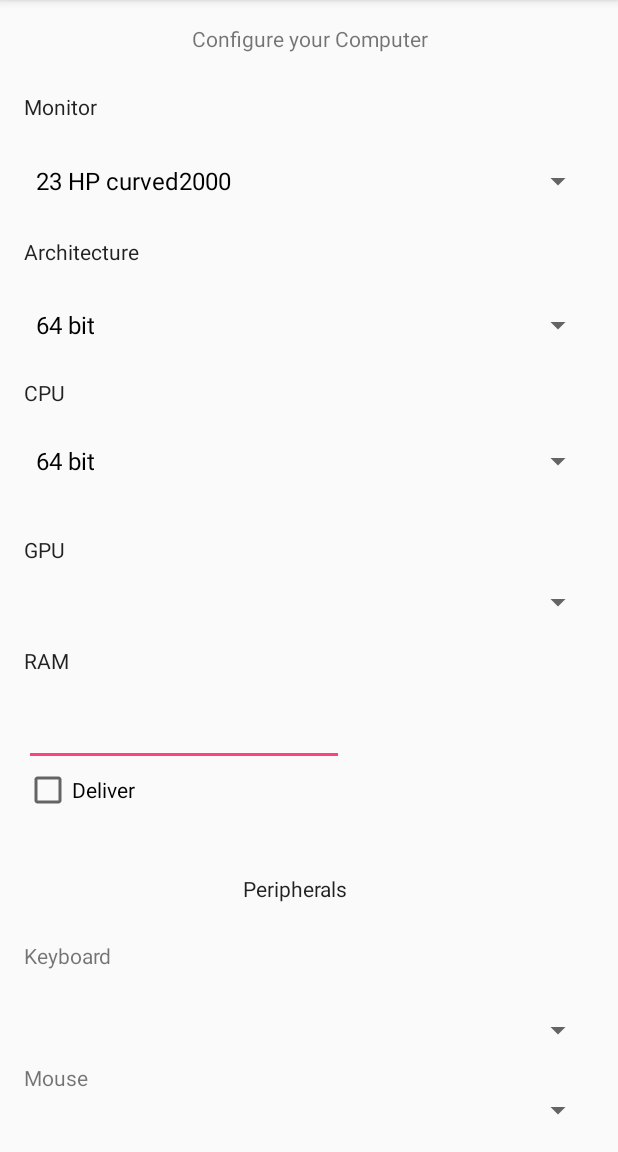
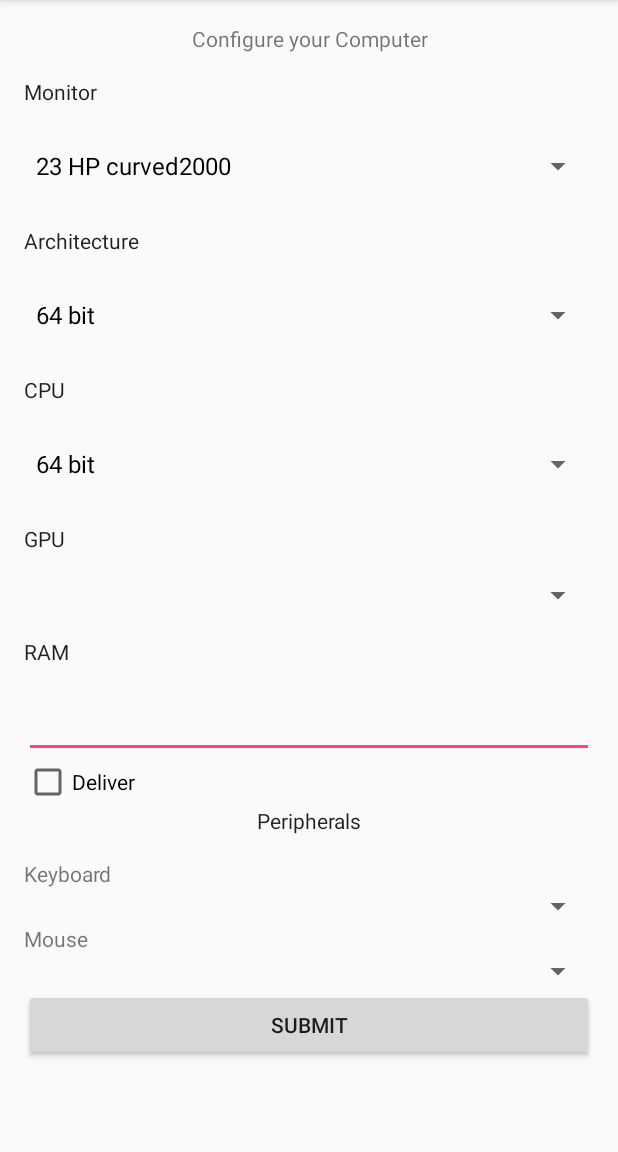
Before and after one commit to adamschoenemann/dsl-project, an Android app: the screen it shows after launch (MainActivity), on a phone screen of 412 x 824 dp, the part 84-1236 px from its top. Run offline under Robolectric (Android 15) with nearby library versions, the light colour scheme and no system bars.

Commit message:
simplify the layout to simplify the code generation, now we use only linear layout

```diff
--- a/android/Configurator4/app/src/main/res/layout/activity_main.xml
+++ b/android/Configurator4/app/src/main/res/layout/activity_main.xml
@@ -20,157 +20,101 @@
         <LinearLayout
             android:orientation="vertical"
             android:layout_width="match_parent"
-            android:layout_height="match_parent">
-
-            <RelativeLayout
-                android:layout_width="match_parent"
-                android:layout_height="match_parent"
-                tools:ignore="UselessParent">
+            android:layout_height="wrap_content">
 
             <TextView
                 android:text="@string/configure_your_computer"
                 android:layout_width="match_parent"
                 android:layout_height="wrap_content"
                 android:id="@+id/Title"
-                    android:layout_alignParentTop="true"
-                    android:layout_centerHorizontal="true"
                 android:textAlignment="center" />
 
             <TextView
                 android:text="@string/monitor"
-                    android:layout_width="wrap_content"
+                android:layout_width="match_parent"
                 android:layout_height="wrap_content"
                 android:id="@+id/subTitleMonitor"
-                    android:layout_marginTop="26dp"
-                    android:textAppearance="@style/TextAppearance.AppCompat.Body1"
-                    android:layout_below="@+id/Title"
-                    android:layout_alignParentLeft="true"
-                    android:layout_alignParentStart="true" />
+                android:layout_marginTop="16dp"
+                android:textAppearance="@style/TextAppearance.AppCompat.Body1"/>
 
             <Spinner
                 android:layout_width="match_parent"
                 android:layout_height="wrap_content"
                 android:id="@+id/spinnerMonitor"
-                    android:layout_below="@+id/subTitleMonitor"
-                    android:layout_alignParentLeft="true"
-                    android:layout_alignParentStart="true"
-                    android:layout_marginTop="16dp" />
+                android:layout_marginTop="16dp"/>
 
             <TextView
                 android:text="@string/architecture"
-                    android:layout_width="wrap_content"
+                android:layout_width="match_parent"
                 android:layout_height="wrap_content"
-                    android:layout_marginTop="13dp"
+                android:layout_marginTop="16dp"
                 android:id="@+id/subTitleArchitecture"
-                    android:textAppearance="@style/TextAppearance.AppCompat.Body1"
-                    android:layout_below="@+id/spinnerMonitor"
-                    android:layout_alignParentLeft="true"
-                    android:layout_alignParentStart="true" />
+                android:textAppearance="@style/TextAppearance.AppCompat.Body1" />
 
             <Spinner
                 android:layout_width="match_parent"
                 android:layout_height="wrap_content"
                 android:id="@+id/spinnerArchitecture"
-                    android:layout_marginTop="15dp"
-                    android:layout_below="@+id/subTitleArchitecture"
-                    android:layout_alignParentLeft="true"
-                    android:layout_alignParentStart="true" />
+                android:layout_marginTop="16dp"/>
 
             <TextView
                 android:text="@string/cpu"
-                    android:layout_width="wrap_content"
+                android:layout_width="match_parent"
                 android:layout_height="wrap_content"
                 android:id="@+id/subTitleCpu"
                 android:textAppearance="@style/TextAppearance.AppCompat.Body1"
-                    android:layout_below="@+id/spinnerArchitecture"
-                    android:layout_alignRight="@+id/subTitleGpu"
-                    android:layout_alignEnd="@+id/subTitleGpu"
-                    android:layout_marginTop="11dp" />
+                android:layout_marginTop="16dp" />
 
             <Spinner
                 android:layout_width="match_parent"
                 android:layout_height="wrap_content"
-                    android:layout_marginTop="12dp"
-                    android:layout_below="@+id/subTitleCpu"
-                    android:layout_alignParentLeft="true"
-                    android:layout_alignParentStart="true"
+                android:layout_marginTop="16dp"
                 android:id="@+id/spinnerCpu" />
 
             <TextView
                 android:text="@string/gpu"
-                    android:layout_width="wrap_content"
+                android:layout_width="match_parent"
                 android:layout_height="wrap_content"
                 android:id="@+id/subTitleGpu"
                 android:textAppearance="@style/TextAppearance.AppCompat.Body1"
-                    android:layout_below="@+id/spinnerCpu"
-                    android:layout_alignParentLeft="true"
-                    android:layout_alignParentStart="true"
-                    android:layout_marginTop="25dp" />
+                android:layout_marginTop="16dp" />
 
             <Spinner
                 android:layout_width="match_parent"
                 android:layout_height="wrap_content"
                 android:id="@+id/spinnerGPU"
-                    android:layout_marginTop="13dp"
-                    android:layout_below="@+id/subTitleGpu"
-                    android:layout_alignParentLeft="true"
-                    android:layout_alignParentStart="true" />
+                android:layout_marginTop="16dp" />
+
+            <TextView
+                android:text="@string/ram"
+                android:layout_width="match_parent"
+                android:layout_height="wrap_content"
+                android:id="@+id/subTitleRam"
+                android:textAppearance="@style/TextAppearance.AppCompat"
+                android:layout_marginTop="16dp" />
 
             <EditText
-                    android:layout_width="wrap_content"
+                android:layout_width="match_parent"
                 android:layout_height="wrap_content"
                 android:inputType="number"
                 android:ems="10"
                 android:id="@+id/editTextRam"
-                    android:layout_below="@+id/subTitleRam"
-                    android:layout_alignParentLeft="true"
-                    android:layout_alignParentStart="true"
-                    android:layout_marginTop="15dp" />
+                android:layout_marginTop="16dp" />
 
             <CheckBox
                 android:text="@string/deliver"
-                    android:layout_width="wrap_content"
-                    android:layout_height="wrap_content"
-                    android:id="@+id/checkBoxDeliver"
-                    android:layout_below="@+id/editTextRam"
-                    android:layout_alignParentLeft="true"
-                    android:layout_alignParentStart="true" />
-
-                <RelativeLayout
-                    android:layout_width="match_parent"
-                    android:layout_height="match_parent"
-                    android:layout_below="@+id/checkBoxDeliver"
-                    android:layout_alignParentLeft="true"
-                    android:layout_alignParentStart="true"
-                    android:layout_marginTop="40dp">
-
-                    <TextView
-                        android:text="@string/mouse"
-                        android:layout_width="wrap_content"
-                        android:layout_height="wrap_content"
-                        android:id="@+id/textViewMouse"
-                        android:layout_below="@+id/spinnerKeyboard"
-                        android:layout_alignParentLeft="true"
-                        android:layout_alignParentStart="true"
-                        android:layout_marginTop="10dp" />
-
-                    <Spinner
                 android:layout_width="match_parent"
                 android:layout_height="wrap_content"
-                        android:id="@+id/spinnerMouse"
-                        android:layout_below="@+id/textViewMouse"
-                        android:layout_alignParentRight="true"
-                        android:layout_alignParentEnd="true" />
+                android:id="@+id/checkBoxDeliver" />
 
-                    <TextView
-                        android:text="@string/keyboard"
+            <FrameLayout
                 android:layout_width="match_parent"
-                        android:layout_height="wrap_content"
-                        android:id="@+id/textViewKeyboard"
-                        android:layout_below="@+id/groupTitle"
-                        android:layout_alignParentLeft="true"
-                        android:layout_alignParentStart="true"
-                        android:layout_marginTop="25dp" />
+                android:layout_height="match_parent">
+
+                <LinearLayout
+                    android:orientation="vertical"
+                    android:layout_width="match_parent"
+                    android:layout_height="match_parent">
 
                     <TextView
                         android:text="@string/peripherals"
@@ -178,47 +122,42 @@
                         android:layout_height="wrap_content"
                         android:id="@+id/groupTitle"
                         android:textAppearance="@style/TextAppearance.AppCompat"
-                        android:layout_alignParentTop="true"
-                        android:layout_alignRight="@+id/spinnerMouse"
-                        android:layout_alignEnd="@+id/spinnerMouse"
-                        android:layout_marginRight="18dp"
-                        android:layout_marginEnd="18dp"
                         android:textAlignment="center" />
+
+                    <TextView
+                        android:text="@string/keyboard"
+                        android:layout_width="match_parent"
+                        android:layout_height="wrap_content"
+                        android:id="@+id/textViewKeyboard"
+
+                        android:layout_marginTop="16dp" />
 
                     <Spinner
                         android:layout_width="match_parent"
                         android:layout_height="wrap_content"
-                        android:id="@+id/spinnerKeyboard"
-                        android:layout_below="@+id/textViewKeyboard"
-                        android:layout_alignParentLeft="true"
-                        android:layout_alignParentStart="true"
-                        android:layout_marginTop="28dp" />
+                        android:id="@+id/spinnerKeyboard" />
 
+                    <TextView
+                        android:text="@string/mouse"
+                        android:layout_width="match_parent"
+                        android:layout_height="wrap_content"
+                        android:id="@+id/textViewMouse" />
+
+                    <Spinner
+                        android:layout_width="match_parent"
+                        android:layout_height="wrap_content"
+                        android:id="@+id/spinnerMouse" />
+
+
+
+                </LinearLayout>
+            </FrameLayout>
             <Button
-                        android:text="Submit"
+                android:text="@string/submit"
                 android:layout_width="match_parent"
                 android:layout_height="match_parent"
                 android:id="@+id/button_submit"
-                        android:textAlignment="center"
-                        android:layout_marginTop="38dp"
-                        android:layout_below="@+id/spinnerMouse"
-                        android:layout_alignParentLeft="true"
-                        android:layout_alignParentStart="true" />
-
-                </RelativeLayout>
-
-                <TextView
-                    android:text="@string/ram"
-                    android:layout_width="wrap_content"
-                    android:layout_height="wrap_content"
-                    android:id="@+id/subTitleRam"
-                    android:textAppearance="@style/TextAppearance.AppCompat"
-                    android:layout_below="@+id/spinnerGPU"
-                    android:layout_alignLeft="@+id/subTitleCpu"
-                    android:layout_alignStart="@+id/subTitleCpu"
-                    android:layout_marginTop="17dp" />
-
-            </RelativeLayout>
+                android:textAlignment="center" />
         </LinearLayout>
     </ScrollView>
 
--- a/android/Configurator4/app/src/main/res/values/strings.xml
+++ b/android/Configurator4/app/src/main/res/values/strings.xml
@@ -10,4 +10,5 @@
     <string name="mouse">Mouse</string>
     <string name="peripherals">Peripherals</string>
     <string name="ram">RAM</string>
+    <string name="submit">Submit</string>
 </resources>
```
Lines whose indentation alone changed are shown as unchanged.
